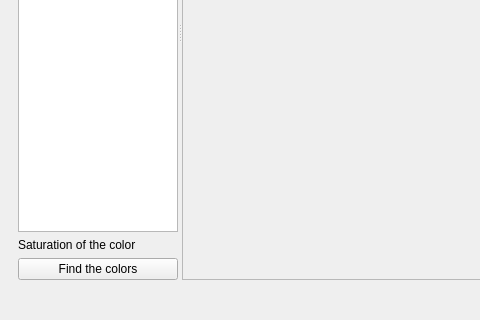
Before: the Qt Designer form main/main.ui in felkost/ImageTrick, drawn with Qt 5; both pictures show x 0 to 480 and y 280 to 600 of the 800 by 600 pixel window.
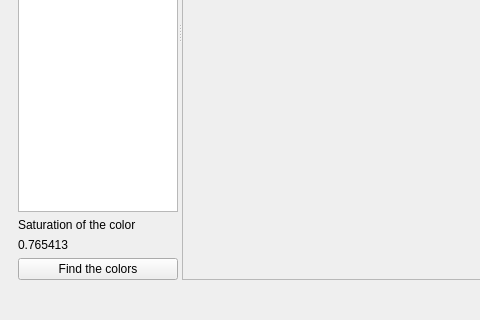
After: the same form once the commit is applied. The open tabs and pages were chosen to show the change.

The edit to the form file:
```diff
--- a/main/main.ui
+++ b/main/main.ui
@@ -539,6 +539,13 @@
               </property>
              </widget>
             </item>
+            <item>
+             <widget class="QLabel" name="saturationMeasure">
+              <property name="text">
+               <string>0.765413</string>
+              </property>
+             </widget>
+            </item>
             <item>
              <widget class="QPushButton" name="findColors">
               <property name="text">
```
Left out of the diff: 2 changed lines with no effect on the pictures.
